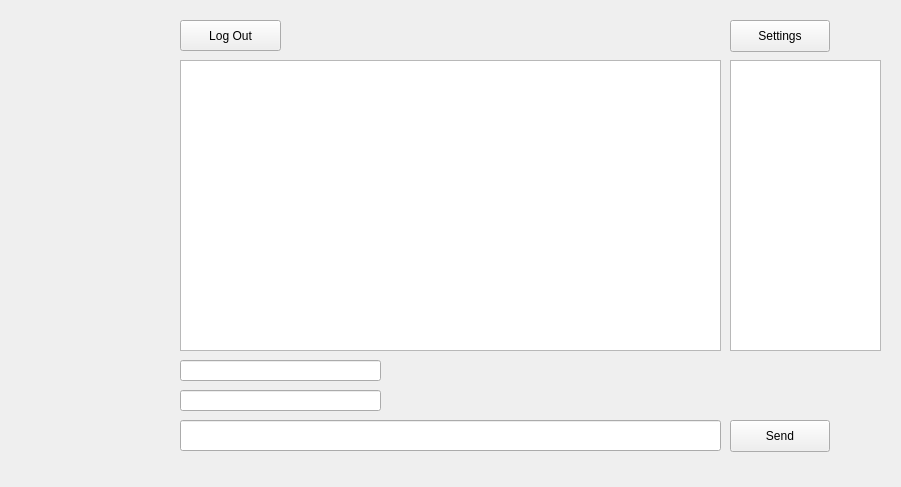
Old version of the form mainwindow.ui in the repository amorra1/vaulttalk.
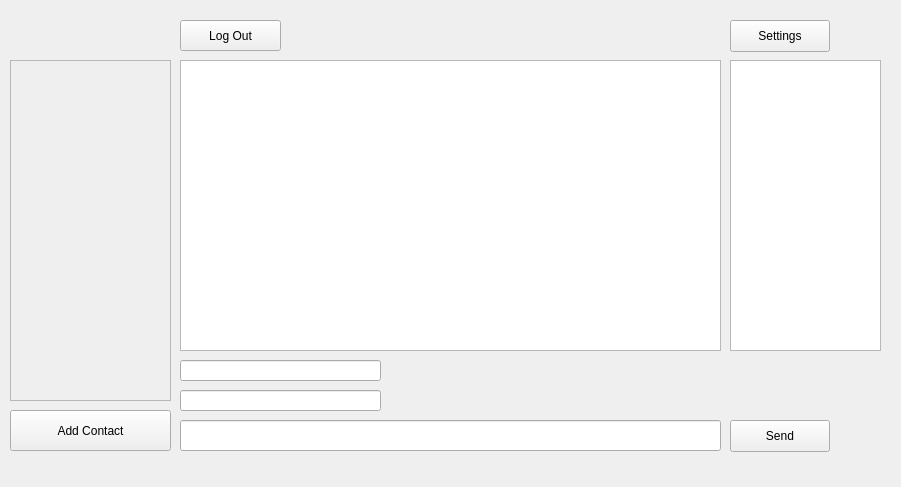
New version of the form.

Commit message: added contact ui features and api requests

```diff
--- a/mainwindow.ui
+++ b/mainwindow.ui
@@ -234,6 +234,52 @@
        </rect>
       </property>
      </widget>
+     <widget class="QScrollArea" name="scrollArea">
+      <property name="geometry">
+       <rect>
+        <x>20</x>
+        <y>60</y>
+        <width>161</width>
+        <height>341</height>
+       </rect>
+      </property>
+      <property name="widgetResizable">
+       <bool>true</bool>
+      </property>
+      <widget class="QWidget" name="scrollAreaWidgetContents">
+       <property name="geometry">
+        <rect>
+         <x>0</x>
+         <y>0</y>
+         <width>159</width>
+         <height>339</height>
+        </rect>
+       </property>
+       <widget class="QWidget" name="widget" native="true">
+        <property name="geometry">
+         <rect>
+          <x>0</x>
+          <y>0</y>
+          <width>161</width>
+          <height>341</height>
+         </rect>
+        </property>
+       </widget>
+      </widget>
+     </widget>
+     <widget class="QPushButton" name="addContact">
+      <property name="geometry">
+       <rect>
+        <x>20</x>
+        <y>410</y>
+        <width>161</width>
+        <height>41</height>
+       </rect>
+      </property>
+      <property name="text">
+       <string>Add Contact</string>
+      </property>
+     </widget>
     </widget>
     <widget class="QWidget" name="signUpPage">
      <widget class="QLabel" name="titleLabel_2">
```
The commit also changes 4 other files.
